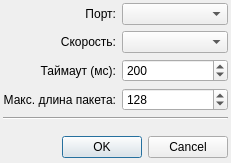
Above: src/mkstudio/ui/initdialog.ui from alex-krutikov/MkStudio before the change. Below: the same form after it.
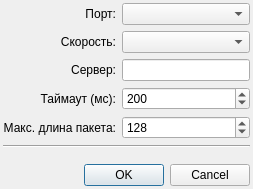
That is the form after the change.

Diff of the .ui file:
```diff
--- a/src/mkstudio/ui/initdialog.ui
+++ b/src/mkstudio/ui/initdialog.ui
@@ -1,12 +1,12 @@
 <ui version="4.0" >
  <class>InitDialog</class>
- <widget class="QDialog" name="InitDialog" >
-  <property name="geometry" >
+ <widget class="QDialog" name="InitDialog">
+  <property name="geometry">
    <rect>
     <x>0</x>
     <y>0</y>
-    <width>231</width>
-    <height>163</height>
+    <width>253</width>
+    <height>189</height>
    </rect>
   </property>
   <property name="windowTitle" >
@@ -58,9 +58,9 @@
        </property>
       </widget>
      </item>
-     <item row="2" column="0" >
-      <widget class="QLabel" name="label_3" >
-       <property name="text" >
+     <item row="3" column="0">
+      <widget class="QLabel" name="label_3">
+       <property name="text">
         <string>Таймаут (мс):</string>
        </property>
        <property name="alignment" >
@@ -68,9 +68,9 @@
        </property>
       </widget>
      </item>
-     <item row="2" column="1" >
-      <widget class="QSpinBox" name="sb_timeout" >
-       <property name="minimum" >
+     <item row="3" column="1">
+      <widget class="QSpinBox" name="sb_timeout">
+       <property name="minimum">
         <number>20</number>
        </property>
        <property name="maximum" >
@@ -84,9 +84,9 @@
        </property>
       </widget>
      </item>
-     <item row="3" column="0" >
-      <widget class="QLabel" name="label_4" >
-       <property name="text" >
+     <item row="4" column="0">
+      <widget class="QLabel" name="label_4">
+       <property name="text">
         <string>Макс. длина пакета:</string>
        </property>
        <property name="alignment" >
@@ -94,9 +94,9 @@
        </property>
       </widget>
      </item>
-     <item row="3" column="1" >
-      <widget class="QSpinBox" name="sb_max_len" >
-       <property name="minimum" >
+     <item row="4" column="1">
+      <widget class="QSpinBox" name="sb_max_len">
+       <property name="minimum">
         <number>10</number>
        </property>
        <property name="maximum" >
@@ -110,6 +110,19 @@
        </property>
       </widget>
      </item>
+     <item row="2" column="0">
+      <widget class="QLabel" name="l_server">
+       <property name="text">
+        <string>Сервер:</string>
+       </property>
+       <property name="alignment">
+        <set>Qt::AlignRight|Qt::AlignTrailing|Qt::AlignVCenter</set>
+       </property>
+      </widget>
+     </item>
+     <item row="2" column="1">
+      <widget class="QLineEdit" name="le_tcp_server"/>
+     </item>
     </layout>
    </item>
    <item>
```
Left out of the diff: 91 changed lines with no effect on the pictures.
